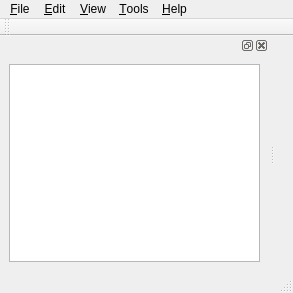
Old version of the form PC/src/bin/res/dianvoteeditor.ui in the repository FrankieChan885/dian-zigbee-vote.
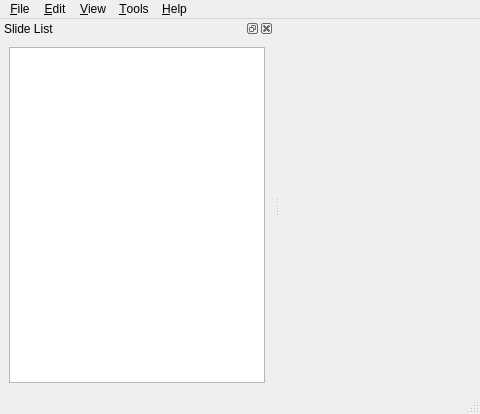
New version of the form.

What changed in the file:
```diff
--- a/PC/src/bin/res/dianvoteeditor.ui
+++ b/PC/src/bin/res/dianvoteeditor.ui
@@ -6,8 +6,8 @@
    <rect>
     <x>0</x>
     <y>0</y>
-    <width>293</width>
-    <height>293</height>
+    <width>480</width>
+    <height>414</height>
    </rect>
   </property>
   <property name="windowTitle">
@@ -21,7 +21,7 @@
     <rect>
      <x>0</x>
      <y>0</y>
-     <width>293</width>
+     <width>480</width>
      <height>23</height>
     </rect>
    </property>
@@ -88,18 +88,10 @@
    <addaction name="menu_Help"/>
   </widget>
   <widget class="QStatusBar" name="statusbar"/>
-  <widget class="QToolBar" name="toolBar">
-   <property name="windowTitle">
-    <string>toolBar</string>
-   </property>
-   <attribute name="toolBarArea">
-    <enum>TopToolBarArea</enum>
-   </attribute>
-   <attribute name="toolBarBreak">
-    <bool>true</bool>
-   </attribute>
-  </widget>
   <widget class="QDockWidget" name="dockWidget">
+   <property name="windowTitle">
+    <string>Slide List</string>
+   </property>
    <attribute name="dockWidgetArea">
     <number>1</number>
    </attribute>
```
Left out of the diff: 4 changed lines with no effect on the pictures.
